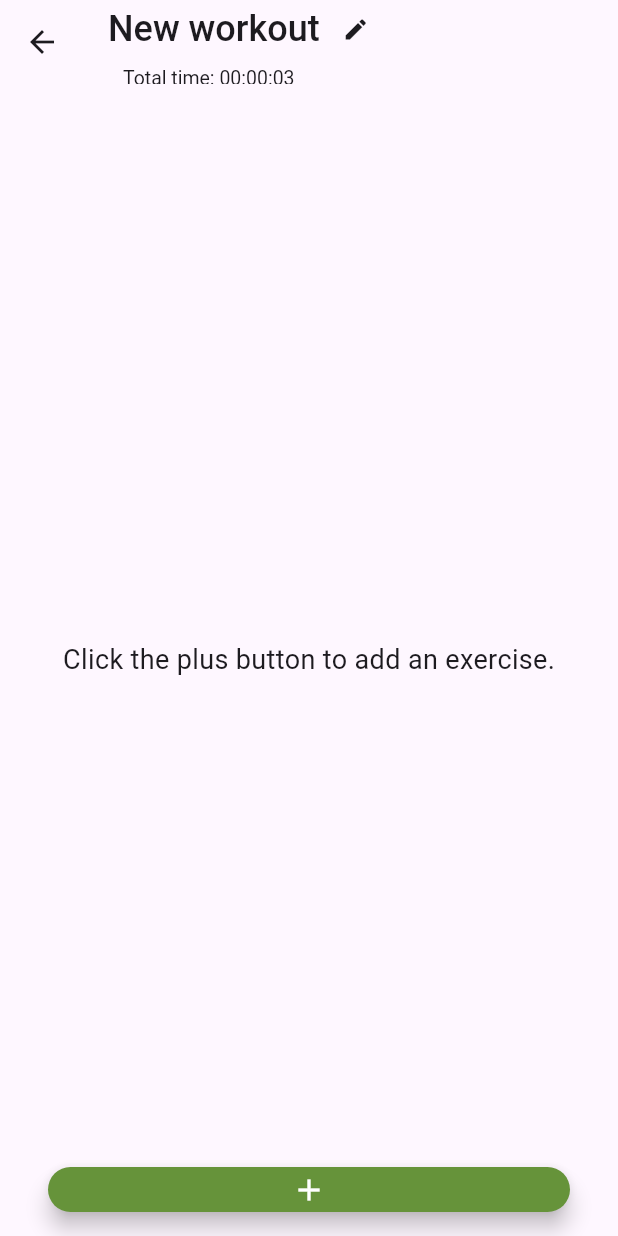
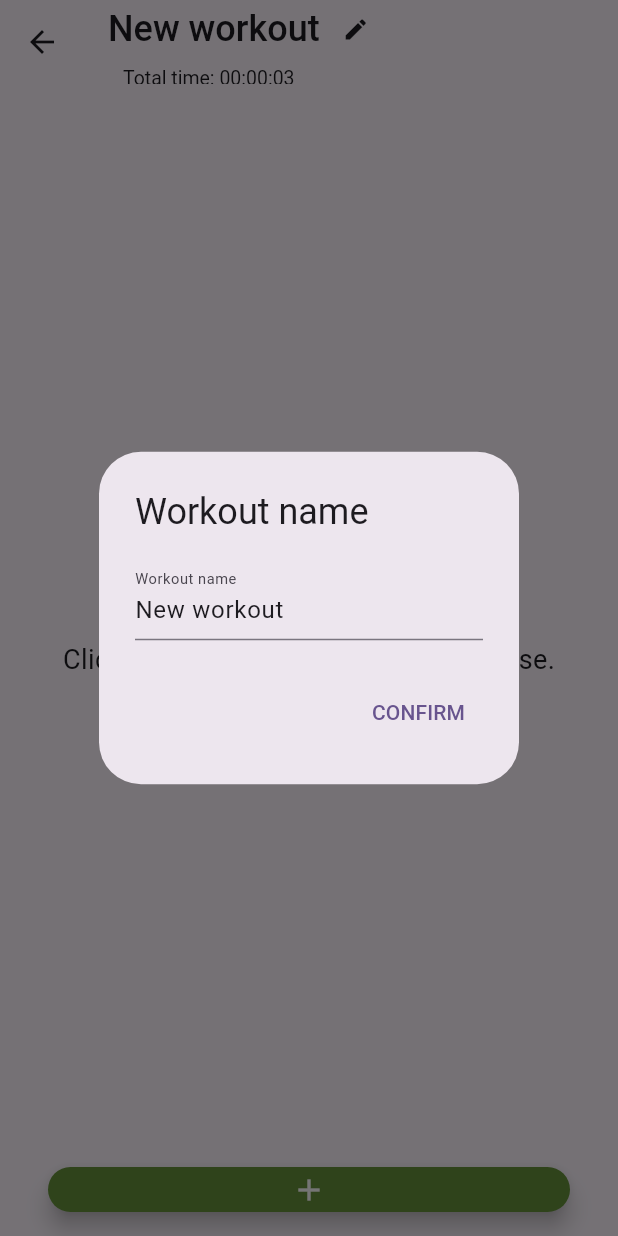
Before and after one commit to seaz5150/vorkautus, a Flutter app: the WorkoutScreen screen opened directly, after a tap on the "edit" icon, on a phone screen of 412 x 824 dp. Run offline on Flutter 3.47's test engine with Material 2 defaults, Android fonts, the phone set to English and light mode, and no system bars.

Commit message:
Workout name change

```diff
--- a/lib/screens/workout_screen.dart
+++ b/lib/screens/workout_screen.dart
@@ -41,6 +41,7 @@ class _WorkoutScreenState extends State<WorkoutScreen>
   Timer? setRestTimer;
   Duration setRestDuration = Duration.zero;
   Duration exerciseRestDuration = Duration.zero;
+  TextEditingController? workoutNameTextFieldController;
   TextEditingController? repCountTextFieldController;
   TextEditingController? weightTextFieldController;
 
@@ -170,7 +171,38 @@ class _WorkoutScreenState extends State<WorkoutScreen>
     });
   }
 
-  void _onEditWorkoutNamePressed() {}
+  Future<void> _onEditWorkoutNamePressed() async {
+    workoutNameTextFieldController ??= TextEditingController();
+    return showDialog<void>(
+      context: context,
+      barrierDismissible: true,
+      builder: (BuildContext context) {
+        workoutNameTextFieldController?.text = workout.name;
+        return AlertDialog(
+          title: const Text('Workout name'),
+          content: TextField(
+                  controller: workoutNameTextFieldController,
+                  onChanged: (String value) async {
+                    workout.name = value;
+                  },
+                  textAlignVertical: TextAlignVertical.center,
+                  decoration: const InputDecoration(
+                      labelText: "Workout name",
+                      labelStyle: TextStyle(fontSize: 13)),
+                  keyboardType: TextInputType.text,
+          ),
+          actions: <Widget>[
+            TextButton(
+              child: const Text('CONFIRM'),
+              onPressed: () {
+                Navigator.of(context).pop();
+              },
+            ),
+          ],
+        );
+      },
+    );
+  }
 
   void _onRestAndAddSetAndWeightEntered() {
     setState(() {
```
